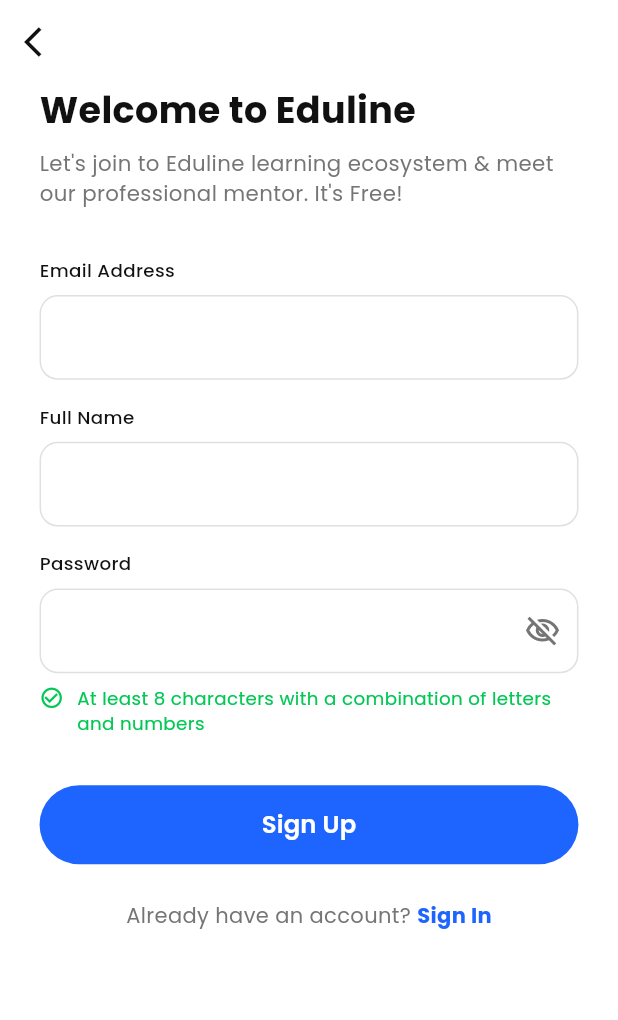
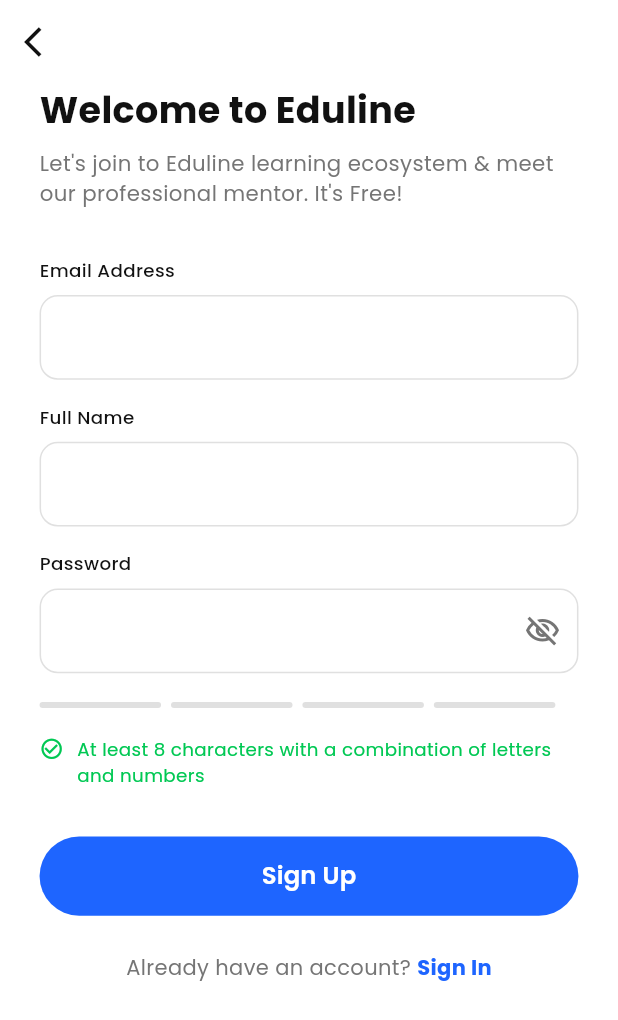
Before and after one commit to SaidurRahman1004/sm_product_manager, a Flutter app: the RegisterScreen screen opened by its route, on a phone screen of 412 x 824 dp. Shown: the top 1020 px of the screen. Run offline on Flutter 3.47's test engine with Material 3 defaults, Android fonts, the phone set to English and light mode, and no system bars; our stand-ins replace cached_network_image, connectivity_plus, dotted_border, flutter_screenutil, flutter_spinkit, get and 6 more; accounts and stored records are empty.

Commit message:
password Streath Indicator

```diff
--- a/lib/ui/screens/auth/register_screen.dart
+++ b/lib/ui/screens/auth/register_screen.dart
@@ -8,13 +8,37 @@
 import '../../widgets/custom_button.dart';
 import '../../widgets/custom_textfield.dart';
 
-class RegisterScreen extends StatelessWidget {
+class RegisterScreen extends StatefulWidget {
   RegisterScreen({super.key});
 
+  @override
+  State<RegisterScreen> createState() => _RegisterScreenState();
+}
+
+class _RegisterScreenState extends State<RegisterScreen> {
   final AuthController controller = Get.find<AuthController>();
+
   final TextEditingController nameController = TextEditingController();
+
   final TextEditingController emailController = TextEditingController();
+
   final TextEditingController passwordController = TextEditingController();
+
+  @override
+  void initState() {
+    super.initState();
+    passwordController.addListener(() {
+      controller.checkPasswordStrength(passwordController.text);
+    });
+  }
+
+  @override
+  void dispose() {
+    nameController.dispose();
+    emailController.dispose();
+    passwordController.dispose();
+    super.dispose();
+  }
 
   @override
   Widget build(BuildContext context) {
@@ -36,15 +60,19 @@
             children: [
               Text(
                 AppStrings.registerHeader,
-                style: TextStyle(fontSize: AppSizes.fontHeading,
+                style: TextStyle(
+                  fontSize: AppSizes.fontHeading,
                   fontWeight: FontWeight.bold,
-                    color: AppColors.textBlack),
+                  color: AppColors.textBlack,
+                ),
               ),
               SizedBox(height: 8.h),
               Text(
                 AppStrings.registerSubHeader,
                 style: TextStyle(
-                    fontSize: AppSizes.fontBody, color: AppColors.textGrey),
+                  fontSize: AppSizes.fontBody,
+                  color: AppColors.textGrey,
+                ),
               ),
               SizedBox(height: 32.h),
 
@@ -64,50 +92,103 @@
                 controller: passwordController,
                 isPassword: true,
               ),
+              //Password Strength Indicator
+              SizedBox(height: 12.h),
+              Obx(
+                () => Row(
+                  children: [
+                    // 4 baR Indicator
+                    ...List.generate(4, (index) {
+                      return Expanded(
+                        child: Container(
+                          height: 4.h,
+                          margin: EdgeInsets.only(right: 6.w),
+                          decoration: BoxDecoration(
+                            color: index < controller.passwordStrength.value
+                                ? AppColors.primaryBlue
+                                : const Color(0xFFE0E0E0),
+                            borderRadius: BorderRadius.circular(2.r),
+                          ),
+                        ),
+                      );
+                    }),
+                    // Strength Text
+                    SizedBox(width: 8.w),
+                    Text(
+                      controller.strengthText.value,
+                      style: TextStyle(
+                        color: AppColors.primaryBlue,
+                        fontWeight: FontWeight.bold,
+                        fontSize: 12.sp,
+                      ),
+                    ),
+                  ],
+                ),
+              ),
 
-              SizedBox(height: 8.h),
-              Row(
+              SizedBox(height: 12.h),
+
+              // Validation Rule Text
+              Obx(
+                () => Row(
                   crossAxisAlignment: CrossAxisAlignment.start,
                   children: [
                     Icon(
-                      Icons.check_circle_outline, color: AppColors.successGreen,
-                      size: 16.sp),
+                      controller.hasMinLength.value
+                          ? Icons.check_circle
+                          : Icons.check_circle_outline,
+                      color: controller.hasMinLength.value
+                          ? AppColors.successGreen
+                          : AppColors.successGreen,
+                      size: 16.sp,
+                    ),
                     SizedBox(width: 8.w),
                     Expanded(
                       child: Text(
                         AppStrings.passwordRule,
-                      style: TextStyle(fontSize: AppSizes.fontSmall,
-                          color: AppColors.successGreen),
+                        style: TextStyle(
+                          fontSize: AppSizes.fontSmall,
+                          color: AppColors.successGreen,
+                        ),
                       ),
                     ),
                   ],
                 ),
+              ),
 
               SizedBox(height: 32.h),
-
-              Obx(() =>
-                  CustomButton(
+              //button
+              Obx(
+                () => CustomButton(
                   text: AppStrings.btnSignUp,
                   isLoading: controller.isLoading.value,
                   onPressed: () {
-                      controller.register(nameController.text.trim(),
-                          emailController.text.trim(), passwordController.text);
+                    controller.register(
+                      nameController.text.trim(),
+                      emailController.text.trim(),
+                      passwordController.text,
+                    );
                   },
-                  )),
+                ),
+              ),
 
               SizedBox(height: 24.h),
 
               Row(
                 mainAxisAlignment: MainAxisAlignment.center,
                 children: [
-                  Text(AppStrings.alreadyHaveAccountPrompt,
-                      style: TextStyle(color: AppColors.textGrey)),
+                  Text(
+                    AppStrings.alreadyHaveAccountPrompt,
+                    style: TextStyle(color: AppColors.textGrey),
+                  ),
                   GestureDetector(
                     onTap: () => Get.back(),
                     child: Text(
                       AppStrings.btnSignIn,
-                      style: TextStyle(color: AppColors.primaryBlue,
-                          fontWeight: FontWeight.bold),
+                      style: TextStyle(
+                        color: AppColors.primaryBlue,
+                        fontWeight: FontWeight.bold,
+                      ),
                     ),
                   ),
                 ],
```
Also changed, not shown: lib/controllers/auth/auth_controller.dart (+34 -0 lines). Lines whose indentation alone changed are shown as unchanged.
